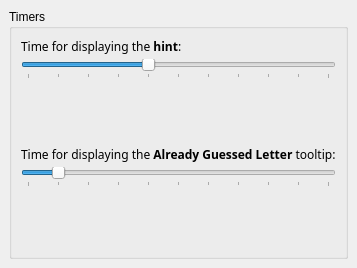
Before: the Qt Designer form src/timerui.ui in KDE/khangman, drawn with Qt 5.
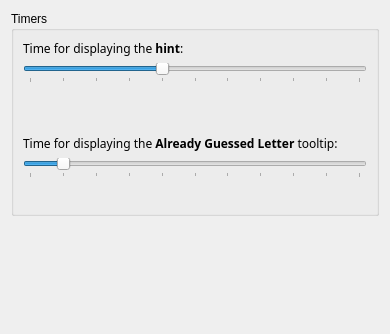
After: the same form once the commit is applied.

Commit message: change layout a bit

```diff
--- a/src/timerui.ui
+++ b/src/timerui.ui
@@ -8,17 +8,11 @@
    <rect>
     <x>0</x>
     <y>0</y>
-    <width>287</width>
-    <height>268</height>
+    <width>390</width>
+    <height>334</height>
    </rect>
   </property>
   <layout class="QGridLayout" >
-   <property name="margin" >
-    <number>9</number>
-   </property>
-   <property name="spacing" >
-    <number>6</number>
-   </property>
    <item row="0" column="0" >
     <widget class="QGroupBox" name="groupBox" >
      <property name="toolTip" >
@@ -28,46 +22,8 @@
       <string>Timers</string>
      </property>
      <layout class="QGridLayout" >
-      <property name="margin" >
-       <number>9</number>
-      </property>
-      <property name="spacing" >
-       <number>6</number>
-      </property>
       <item row="1" column="0" >
        <layout class="QGridLayout" >
-        <property name="margin" >
-         <number>0</number>
-        </property>
-        <property name="spacing" >
-         <number>4</number>
-        </property>
-        <item row="2" column="0" >
-         <spacer>
-          <property name="orientation" >
-           <enum>Qt::Horizontal</enum>
-          </property>
-          <property name="sizeHint" >
-           <size>
-            <width>219</width>
-            <height>20</height>
-           </size>
-          </property>
-         </spacer>
-        </item>
-        <item row="3" column="1" >
-         <spacer>
-          <property name="orientation" >
-           <enum>Qt::Vertical</enum>
-          </property>
-          <property name="sizeHint" >
-           <size>
-            <width>20</width>
-            <height>20</height>
-           </size>
-          </property>
-         </spacer>
-        </item>
         <item row="2" column="1" >
          <widget class="QLabel" name="timeMissedLabel" >
           <property name="text" >
@@ -107,29 +63,23 @@
           </property>
          </widget>
         </item>
+        <item row="2" column="0" >
+         <spacer>
+          <property name="orientation" >
+           <enum>Qt::Horizontal</enum>
+          </property>
+          <property name="sizeHint" >
+           <size>
+            <width>40</width>
+            <height>20</height>
+           </size>
+          </property>
+         </spacer>
+        </item>
        </layout>
       </item>
       <item row="0" column="0" >
        <layout class="QGridLayout" >
-        <property name="margin" >
-         <number>0</number>
-        </property>
-        <property name="spacing" >
-         <number>4</number>
-        </property>
-        <item row="2" column="0" >
-         <spacer>
-          <property name="orientation" >
-           <enum>Qt::Horizontal</enum>
-          </property>
-          <property name="sizeHint" >
-           <size>
-            <width>219</width>
-            <height>20</height>
-           </size>
-          </property>
-         </spacer>
-        </item>
         <item row="1" column="0" colspan="2" >
          <widget class="QSlider" name="kcfg_HintTimer" >
           <property name="toolTip" >
@@ -162,19 +112,6 @@
           </property>
          </widget>
         </item>
-        <item row="3" column="1" >
-         <spacer>
-          <property name="orientation" >
-           <enum>Qt::Vertical</enum>
-          </property>
-          <property name="sizeHint" >
-           <size>
-            <width>20</width>
-            <height>20</height>
-           </size>
-          </property>
-         </spacer>
-        </item>
         <item row="2" column="1" >
          <widget class="QLabel" name="timeHintLabel" >
           <property name="text" >
@@ -182,11 +119,53 @@
           </property>
          </widget>
         </item>
+        <item row="2" column="0" >
+         <spacer>
+          <property name="orientation" >
+           <enum>Qt::Horizontal</enum>
+          </property>
+          <property name="sizeHint" >
+           <size>
+            <width>40</width>
+            <height>20</height>
+           </size>
+          </property>
+         </spacer>
+        </item>
+        <item row="3" column="1" >
+         <spacer>
+          <property name="orientation" >
+           <enum>Qt::Vertical</enum>
+          </property>
+          <property name="sizeType" >
+           <enum>QSizePolicy::Fixed</enum>
+          </property>
+          <property name="sizeHint" >
+           <size>
+            <width>20</width>
+            <height>20</height>
+           </size>
+          </property>
+         </spacer>
+        </item>
        </layout>
       </item>
      </layout>
     </widget>
    </item>
+   <item row="1" column="0" >
+    <spacer>
+     <property name="orientation" >
+      <enum>Qt::Vertical</enum>
+     </property>
+     <property name="sizeHint" >
+      <size>
+       <width>20</width>
+       <height>40</height>
+      </size>
+     </property>
+    </spacer>
+   </item>
   </layout>
  </widget>
  <pixmapfunction></pixmapfunction>
```
Left out of the diff: 4 changed lines with no effect on the pictures. The commit also changes 2 other files.
